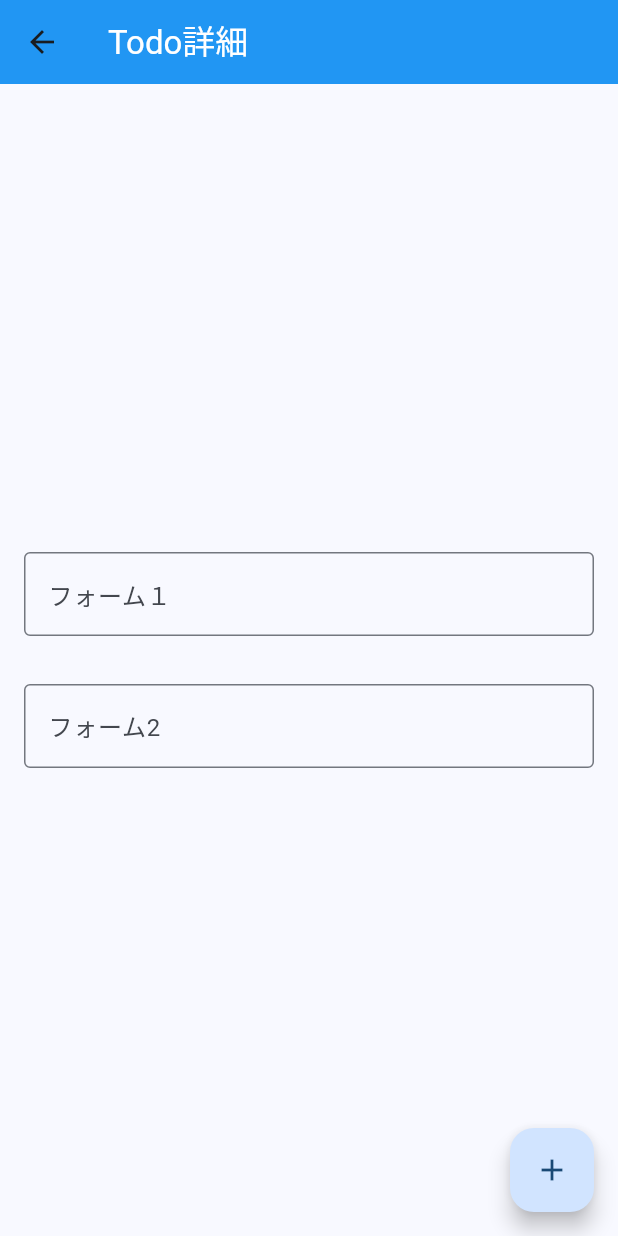
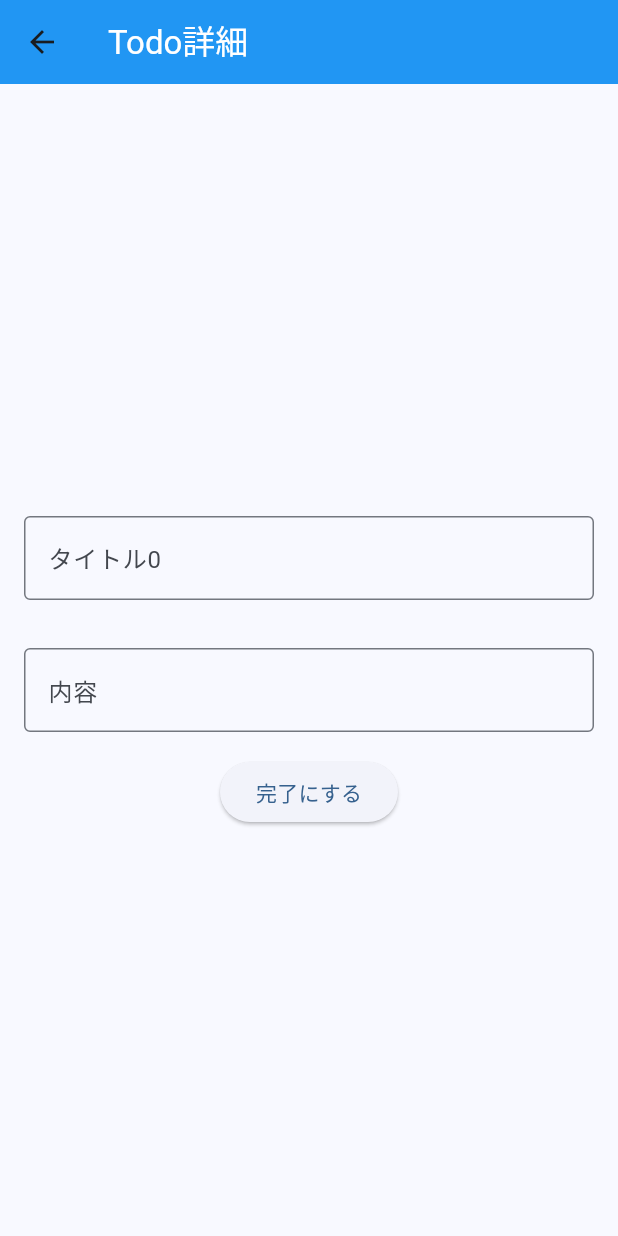
Before and after one commit to TomoyaMizumori/documents, a Flutter app: the screen it shows after launch, after a tap on an icon or button, on a phone screen of 412 x 824 dp. Run offline on Flutter 3.47's test engine with Material 3 defaults, Android fonts, the phone set to English and light mode, and no system bars.

Commit message:
詳細フォームに値渡す

```diff
--- a/flutter/todo_practice/lib/todo_detail.dart
+++ b/flutter/todo_practice/lib/todo_detail.dart
@@ -1,16 +1,12 @@
 import 'package:flutter/material.dart';
 
-class TodoDetail extends StatefulWidget {
-  const TodoDetail({super.key});
-
-  @override
-  // ignore: library_private_types_in_public_api
-  _TodoDetail createState() => _TodoDetail();
-}
-
-class _TodoDetail extends State<TodoDetail> {
-  final formKey = GlobalKey<FormState>();
-  Map<String, String> formValue = {};
+class TodoDetail extends StatelessWidget {
+  final int? index;
+  final String? title;
+  final String? content;
+  final bool? isCompleted;
+  const TodoDetail(
+      {super.key, this.index, this.title, this.content, this.isCompleted});
 
   @override
   Widget build(BuildContext context) {
@@ -23,18 +19,17 @@ class _TodoDetail extends State<TodoDetail> {
         backgroundColor: Colors.blue,
       ),
       body: Form(
-          key: formKey,
           child: Column(
         mainAxisAlignment: MainAxisAlignment.center,
         children: [
           Padding(
             padding: const EdgeInsets.all(16.0),
             child: TextFormField(
-                  decoration: const InputDecoration(
-                    border: OutlineInputBorder(),
-                    labelText: 'フォーム１',
+              decoration: InputDecoration(
+                border: const OutlineInputBorder(),
+                labelText: 'タイトル$index',
               ),
-                  onSaved: (value) => {formValue['form1'] = value.toString()},
+              onSaved: (value) => {},
             ),
           ),
           Padding(
@@ -42,21 +37,16 @@ class _TodoDetail extends State<TodoDetail> {
             child: TextFormField(
               decoration: const InputDecoration(
                 border: OutlineInputBorder(),
-                    labelText: 'フォーム2',
+                labelText: '内容',
               ),
-                  onSaved: (value) => {formValue['form2'] = value.toString()},
+              onSaved: (value) => {},
             ),
           ),
+          ElevatedButton(
+              onPressed: () {},
+              child: isCompleted! ? const Text('未完了にする') : const Text('完了にする'))
         ],
       )),
-      floatingActionButton: FloatingActionButton(
-        onPressed: () {
-          formKey.currentState?.save();
-          setState(() {});
-        },
-        tooltip: 'Increment',
-        child: const Icon(Icons.add),
-      ),
     );
   }
 }
--- a/flutter/todo_practice/lib/todo_list.dart
+++ b/flutter/todo_practice/lib/todo_list.dart
@@ -60,7 +60,11 @@ class _TodoList extends State<TodoList> {
                     }),
                 onTap: () => Navigator.of(context)
                     .push(MaterialPageRoute(builder: (context) {
-                  return const TodoDetail();
+                  return TodoDetail(
+                      index: index,
+                      title: element.title,
+                      content: element.content,
+                      isCompleted: element.isCompleted);
                 })),
               );
             },
```
Lines whose indentation alone changed are shown as unchanged.
